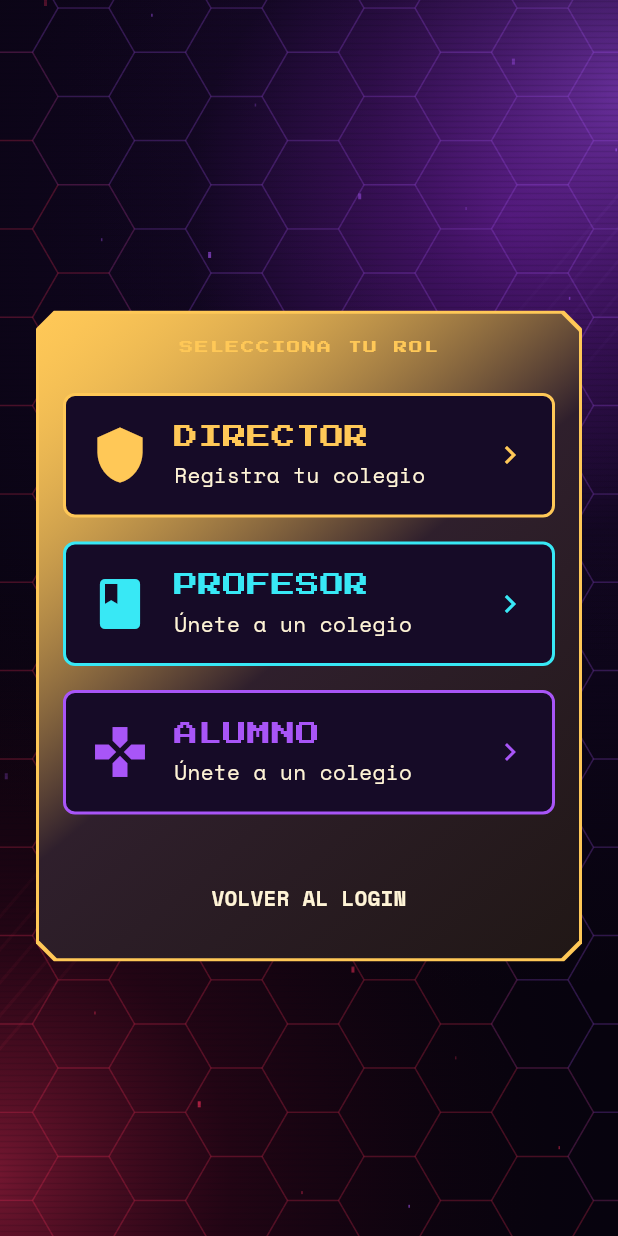
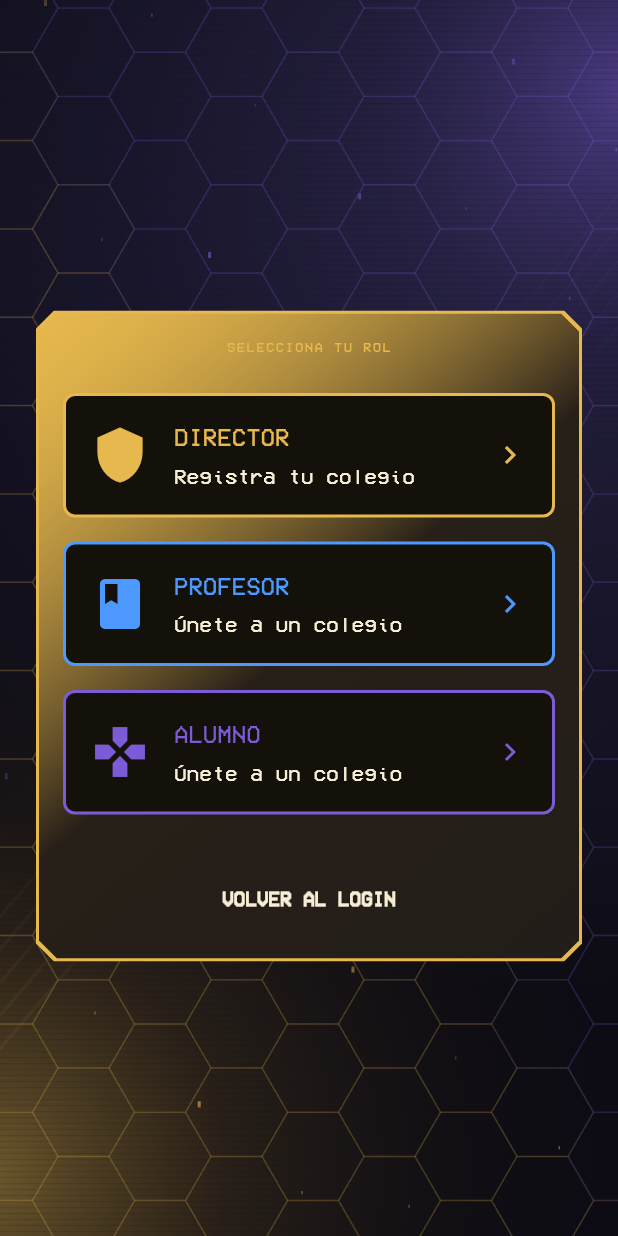
Before and after one commit to LuisRz1/battlegraf, a Flutter app: the screen it shows after launch, after a tap on "ENTRAR AL GRAFO", after a tap on "CREAR CUENTA", on a phone screen of 412 x 824 dp. Run offline on Flutter 3.47's test engine with Material 3 defaults, Android fonts, the phone set to English and light mode, and no system bars; drawn by our look-alikes of flutter_animate; our stand-ins replace dio, flutter_riverpod, flutter_secure_storage, go_router, supabase_flutter; accounts and stored records are empty; network calls fail.

Commit message:
style(mobile): interfaz con el look del sistema web (piedra/crema/oro + VCR OSD Mono)
- VCR_OSD_MONO copiada de public/fonts y registrada como unica tipografia (VcrOsdMono)
- app_theme: paleta del global.css web (piedra-950/900, crema, oro-500, bordeOro #4A3A1C)
- alias AppColors antiguos re-mapeados: brightRed->oro500 (botones dorados), cyan->aliados,
  neonPurple->violeta-600, shadows dorados
- botones/elevated/FAB/inputs/dialogos/chips en dorado con fondo piedra
- graph_board: equipos con la semantica web (aliados azul / imperio rojo)
- splash nativo 2026 color #13041F -> #0D0C14 (piedra-950)

```diff
--- a/mobile/lib/core/theme/app_theme.dart
+++ b/mobile/lib/core/theme/app_theme.dart
@@ -1,182 +1,197 @@
 import 'package:flutter/material.dart';
 
-/// Pixel-fantasy palette shared by the BattleGraph game and landing.
+/// Paleta del sistema web (global.css) replicada en el aplicativo móvil.
 class AppColors {
-  static const Color voidBlack = Color(0xFF07030E);
-  static const Color deepPurple = Color(0xFF10061F);
-  static const Color royalPurple = Color(0xFF24103F);
-  static const Color crimsonRed = Color(0xFFB40F35);
-  static const Color brightRed = Color(0xFFFF315D);
-  static const Color magenta = Color(0xFFFF2BD6);
-  static const Color neonPurple = Color(0xFFA855F7);
-  static const Color cyan = Color(0xFF38E8F5);
-  static const Color gold = Color(0xFFFFC857);
-  static const Color offWhite = Color(0xFFFFF4D6);
-  static const Color darkCard = Color(0xFF160B27);
+  // Fondos piedra (web: --color-piedra-900/950 y paneles)
+  static const Color piedra950 = Color(0xFF0D0C14);
+  static const Color piedra900 = Color(0xFF131120);
+  static const Color piedra800 = Color(0xFF1B1830);
+  static const Color piedra700 = Color(0xFF262142);
+  static const Color piedra600 = Color(0xFF342D58);
+  static const Color fondoPanel = Color(0xFF14100A); // tarjetas oscuras del panel web
+  static const Color fondoGame = Color(0xFF09090C); // fondo general web
+  static const Color fondoCard = Color(0xFF100D12);
 
-  static const Color deepBackground = voidBlack;
+  // Crema (web: --color-crema-*)
+  static const Color crema100 = Color(0xFFF7EED6);
+  static const Color crema300 = Color(0xFFE9D9AE);
+  static const Color crema500 = Color(0xFFCDB888);
 
-  static const Color panelBackground = darkCard;
-  static const Color shadowPurple = Color(0xFF4D1C78);
-  static const Color mutedInk = Color(0xFFBCA8CF);
+  // Oro (web: --color-oro-*)
+  static const Color oro300 = Color(0xFFF0CF7A);
+  static const Color oro500 = Color(0xFFE6B84D);
+  static const Color oro700 = Color(0xFFB5852C);
+  static const Color bordeOro = Color(0xFF4A3A1C); // bordes de tarjetas del panel
 
-  // Subject colors for graph nodes
-  static const Color math = Color(0xFFE63946);
-  static const Color language = Color(0xFFF4A261);
-  static const Color science = Color(0xFF2A9D8F);
-  static const Color physics = Color(0xFF264653);
-  static const Color chemistry = Color(0xFFE76F51);
-  static const Color biology = Color(0xFF06A77D);
-  static const Color history = Color(0xFF9B5DE5);
-  static const Color geography = Color(0xFF00B4D8);
-  static const Color english = Color(0xFFF15BB5);
-  static const Color art = Color(0xFF8338EC);
-  static const Color civics = Color(0xFF3A86FF);
-  static const Color physicalEducation = Color(0xFFFB5607);
-  static const Color technology = Color(0xFF38B000);
-  static const Color philosophy = Color(0xFFFFBE0B);
-  static const Color religion = Color(0xFF8AC926);
-  static const Color computing = Color(0xFFFF006E);
-}
+  // Acentos (web: aliados / imperio / legion)
+  static const Color aliados = Color(0xFF4D99FF);
+  static const Color imperio = Color(0xFFFF4D4D);
+  static const Color legion = Color(0xFF4DCC66);
+
+  // Sangre (rojo UI web) y estados
+  static const Color rojoAccion = Color(0xFFB3202C);
+  static const Color textoSeco = Color(0xFF9A8870); // small del panel
+
+  // Compatibilidad: nombres antiguos re-mapeados a la paleta web actual
+    // (las vistas usan estos nombres; asi TODO el aplicativo adopta el look web)
+    static const Color voidBlack = piedra950;
+    static const Color deepPurple = piedra800;
+    static const Color royalPurple = piedra700;
+    static const Color darkCard = fondoCard;
+    static const Color panelBackground = fondoPanel;
+    static const Color deepBackground = fondoGame;
+    static const Color shadowPurple = piedra600;
+    static const Color mutedInk = crema500;
+    static const Color crimsonRed = oro700; // sombras y bordes dorados
+    static const Color brightRed = oro500; // botones y acentos -> ORO (como la web)
+    static const Color magenta = oro300;
+    static const Color neonPurple = Color(0xFF7C5CD6); // violeta-600 web
+    static const Color cyan = aliados;
+    static const Color gold = oro500;
+    static const Color offWhite = crema100;
+  }
 
 class AppTheme {
-  static const String displayFont = 'PressStart2P';
-  static const String bodyFont = 'SpaceMono';
+  /// Una sola tipografía en todo el aplicativo, igual que el sistema web.
+  static const String displayFont = 'VcrOsdMono';
+  static const String bodyFont = 'VcrOsdMono';
 
   static ThemeData get darkTheme {
     return ThemeData(
       brightness: Brightness.dark,
       useMaterial3: true,
-      scaffoldBackgroundColor: AppColors.deepPurple,
+      scaffoldBackgroundColor: AppColors.fondoGame,
       colorScheme: const ColorScheme.dark(
-        primary: AppColors.brightRed,
-        onPrimary: AppColors.offWhite,
-        secondary: AppColors.gold,
-        onSecondary: AppColors.deepPurple,
-        surface: AppColors.darkCard,
-        onSurface: AppColors.offWhite,
-        error: AppColors.brightRed,
-        onError: AppColors.offWhite,
+        primary: AppColors.oro500,
+        onPrimary: AppColors.piedra950,
+        secondary: AppColors.oro300,
+        onSecondary: AppColors.piedra950,
+        surface: AppColors.fondoPanel,
+        onSurface: AppColors.crema100,
+        error: AppColors.rojoAccion,
+        onError: AppColors.crema100,
       ),
-      appBarTheme: const AppBarTheme(
-        backgroundColor: AppColors.voidBlack,
-        foregroundColor: AppColors.offWhite,
+      appBarTheme: AppBarTheme(
+        backgroundColor: AppColors.piedra950,
+        foregroundColor: AppColors.crema100,
         elevation: 0,
         centerTitle: true,
         titleTextStyle: TextStyle(
           fontFamily: displayFont,
-          color: AppColors.offWhite,
-          fontSize: 14,
-          letterSpacing: 1.5,
+          color: AppColors.oro300,
+          fontSize: 16,
+          letterSpacing: 2,
         ),
       ),
-      cardTheme: const CardThemeData(
-        color: Color(0xEE160B27),
-        elevation: 12,
-        shadowColor: AppColors.voidBlack,
+      cardTheme: CardThemeData(
+        color: AppColors.fondoPanel,
+        elevation: 4,
+        shadowColor: AppColors.piedra950,
         shape: RoundedRectangleBorder(
-          borderRadius: BorderRadius.all(Radius.circular(2)),
-          side: BorderSide(color: AppColors.shadowPurple, width: 2),
+          borderRadius: BorderRadius.circular(6),
+          side: const BorderSide(color: AppColors.bordeOro, width: 1.4),
         ),
       ),
       elevatedButtonTheme: ElevatedButtonThemeData(
         style: ElevatedButton.styleFrom(
-          backgroundColor: AppColors.brightRed,
-          foregroundColor: AppColors.offWhite,
-          disabledBackgroundColor: AppColors.shadowPurple,
-          disabledForegroundColor: AppColors.mutedInk,
-          elevation: 8,
-          shadowColor: AppColors.crimsonRed,
-          padding: const EdgeInsets.symmetric(horizontal: 24, vertical: 16),
+          backgroundColor: AppColors.oro500,
+          foregroundColor: AppColors.piedra950,
+          disabledBackgroundColor: AppColors.piedra700,
+          disabledForegroundColor: AppColors.crema500,
+          elevation: 2,
+          shadowColor: AppColors.piedra950,
+          padding: const EdgeInsets.symmetric(horizontal: 22, vertical: 14),
           textStyle: const TextStyle(
             fontFamily: displayFont,
-            fontSize: 10,
+            fontSize: 12,
             fontWeight: FontWeight.bold,
-            letterSpacing: 1,
+            letterSpacing: 1.4,
           ),
           shape: RoundedRectangleBorder(
-            borderRadius: BorderRadius.circular(2),
-            side: const BorderSide(color: AppColors.offWhite, width: 2),
+            borderRadius: BorderRadius.circular(4),
+            side: const BorderSide(color: AppColors.oro700, width: 1.4),
           ),
         ),
       ),
-      floatingActionButtonTheme: const FloatingActionButtonThemeData(
-        backgroundColor: AppColors.brightRed,
-        foregroundColor: AppColors.offWhite,
+      floatingActionButtonTheme: FloatingActionButtonThemeData(
+        backgroundColor: AppColors.oro500,
+        foregroundColor: AppColors.piedra950,
         shape: RoundedRectangleBorder(
-          borderRadius: BorderRadius.all(Radius.circular(2)),
-          side: BorderSide(color: AppColors.offWhite, width: 2),
+          borderRadius: BorderRadius.circular(6),
+          side: const BorderSide(color: AppColors.oro700, width: 1.4),
         ),
       ),
       inputDecorationTheme: InputDecorationTheme(
         filled: true,
-        fillColor: AppColors.voidBlack.withAlpha(190),
+        fillColor: AppColors.piedra900,
         border: OutlineInputBorder(
-          borderRadius: BorderRadius.circular(2),
-          borderSide: const BorderSide(color: AppColors.neonPurple, width: 2),
+          borderRadius: BorderRadius.circular(4),
+          borderSide: const BorderSide(color: AppColors.bordeOro, width: 1.2),
         ),
         enabledBorder: OutlineInputBorder(
-          borderRadius: BorderRadius.circular(2),
-          borderSide: const BorderSide(color: AppColors.shadowPurple, width: 2),
+          borderRadius: BorderRadius.circular(4),
+          borderSide: const BorderSide(color: AppColors.bordeOro, width: 1.2),
         ),
         focusedBorder: OutlineInputBorder(
-          borderRadius: BorderRadius.circular(2),
-          borderSide: const BorderSide(color: AppColors.cyan, width: 2),
+          borderRadius: BorderRadius.circular(4),
+          borderSide: const BorderSide(color: AppColors.oro500, width: 1.6),
         ),
-        labelStyle: const TextStyle(color: AppColors.mutedInk),
-        prefixIconColor: AppColors.gold,
+        labelStyle: const TextStyle(color: AppColors.crema500, fontFamily: bodyFont),
+        hintStyle: const TextStyle(color: AppColors.crema500, fontFamily: bodyFont),
+        prefixIconColor: AppColors.oro500,
       ),
-      dialogTheme: const DialogThemeData(
-        backgroundColor: AppColors.darkCard,
+      dialogTheme: DialogThemeData(
+        backgroundColor: AppColors.piedra900,
         shape: RoundedRectangleBorder(
-          borderRadius: BorderRadius.all(Radius.circular(2)),
-          side: BorderSide(color: AppColors.neonPurple, width: 2),
+          borderRadius: BorderRadius.circular(6),
+          side: const BorderSide(color: AppColors.bordeOro, width: 1.4),
         ),
       ),
-      chipTheme: const ChipThemeData(
-        backgroundColor: AppColors.voidBlack,
-        selectedColor: AppColors.crimsonRed,
-        side: BorderSide(color: AppColors.shadowPurple, width: 2),
+      chipTheme: ChipThemeData(
+        backgroundColor: AppColors.piedra900,
+        selectedColor: AppColors.oro500,
+        side: const BorderSide(color: AppColors.bordeOro, width: 1.2),
         shape: RoundedRectangleBorder(
-          borderRadius: BorderRadius.all(Radius.circular(2)),
+          borderRadius: BorderRadius.circular(4),
         ),
-        labelStyle: TextStyle(fontFamily: bodyFont, color: AppColors.offWhite),
+        labelStyle: TextStyle(fontFamily: bodyFont, color: AppColors.crema100, fontSize: 13),
       ),
+      dividerTheme: const DividerThemeData(color: AppColors.bordeOro, thickness: 1),
       textTheme: const TextTheme(
         displayLarge: TextStyle(
           fontFamily: displayFont,
-          color: AppColors.offWhite,
-          fontSize: 28,
+          color: AppColors.crema100,
+          fontSize: 26,
           height: 1.2,
-          shadows: [Shadow(color: AppColors.crimsonRed, offset: Offset(3, 3))],
+          letterSpacing: 1,
         ),
         displayMedium: TextStyle(
           fontFamily: displayFont,
-          color: AppColors.offWhite,
+          color: AppColors.crema100,
           fontSize: 20,
-          shadows: [
-            Shadow(color: AppColors.shadowPurple, offset: Offset(2, 2)),
-          ],
+          letterSpacing: 1,
         ),
         headlineMedium: TextStyle(
           fontFamily: displayFont,
-          color: AppColors.offWhite,
+          color: AppColors.oro300,
           fontSize: 16,
+          letterSpacing: 1.2,
         ),
         bodyLarge: TextStyle(
           fontFamily: bodyFont,
-          color: AppColors.offWhite,
+          color: AppColors.crema100,
           fontSize: 16,
         ),
         bodyMedium: TextStyle(
           fontFamily: bodyFont,
-          color: AppColors.mutedInk,
+          color: AppColors.crema500,
           fontSize: 14,
         ),
         labelLarge: TextStyle(
           fontFamily: bodyFont,
-          color: AppColors.gold,
+          color: AppColors.oro300,
           fontWeight: FontWeight.bold,
+          fontSize: 13,
         ),
       ),
     );
--- a/mobile/lib/presentation/views/auth/register_view.dart
+++ b/mobile/lib/presentation/views/auth/register_view.dart
@@ -407,7 +407,7 @@ class _RoleCard extends StatelessWidget {
                   Text(
                     title,
                     style: TextStyle(
-                      fontFamily: 'PressStart2P',
+                      fontFamily: 'VcrOsdMono',
                       color: color,
                       fontSize: 16,
                     ),
@@ -417,7 +417,7 @@ class _RoleCard extends StatelessWidget {
                     subtitle,
                     style: const TextStyle(
                       color: AppColors.offWhite,
-                      fontFamily: 'SpaceMono',
+                      fontFamily: 'VcrOsdMono',
                     ),
                   ),
                 ],
--- a/mobile/lib/presentation/views/classes/class_list_view.dart
+++ b/mobile/lib/presentation/views/classes/class_list_view.dart
@@ -39,7 +39,7 @@ class ClassListView extends ConsumerWidget {
                       title: Text(
                         cls['name'] ?? '',
                         style: const TextStyle(
-                          fontFamily: 'PressStart2P',
+                          fontFamily: 'VcrOsdMono',
                           color: AppColors.gold,
                           fontSize: 14,
                         ),
@@ -48,7 +48,7 @@ class ClassListView extends ConsumerWidget {
                         cls['code'] ?? '',
                         style: const TextStyle(
                           color: AppColors.cyan,
-                          fontFamily: 'SpaceMono',
+                          fontFamily: 'VcrOsdMono',
                         ),
                       ),
                     ),
--- a/mobile/lib/presentation/widgets/graph_board.dart
+++ b/mobile/lib/presentation/widgets/graph_board.dart
@@ -341,7 +341,7 @@ class _GraphPainter extends CustomPainter {
       final rect = node == null ? null : layout.nodes[node];
       if (rect == null) continue;
       final side = entry.key == 0 ? 0 : 1;
-      final color = side == 0 ? AppColors.brightRed : AppColors.neonPurple;
+      final color = side == 0 ? AppColors.aliados : AppColors.imperio;
       final center = rect.center.translate(
         side == 0 ? rect.width * .36 : -rect.width * .36,
         side == 0 ? rect.height * .34 : -rect.height * .34,
@@ -404,12 +404,12 @@ class _GraphPainter extends CustomPainter {
 
   void _drawEdges(Canvas canvas) {
     final glowPaint = Paint()
-      ..color = AppColors.neonPurple.withAlpha(65)
+      ..color = AppColors.aliados.withAlpha(65)
       ..strokeWidth = 8
       ..maskFilter = const MaskFilter.blur(BlurStyle.normal, 7)
       ..style = PaintingStyle.stroke;
     final paint = Paint()
-      ..color = AppColors.neonPurple.withAlpha(180)
+      ..color = AppColors.aliados.withAlpha(180)
       ..strokeWidth = 2.4
       ..style = PaintingStyle.stroke;
 
@@ -743,16 +743,16 @@ class _GraphPainter extends CustomPainter {
   Color _ownerColor(NodeOwner owner) {
     switch (owner) {
       case NodeOwner.player:
-        return AppColors.brightRed;
+        return AppColors.aliados;
       case NodeOwner.opponent:
-        return AppColors.neonPurple;
+        return AppColors.imperio;
       case NodeOwner.neutral:
         return AppColors.darkCard;
     }
   }
 
   Color get ownerColorForTurn =>
-      currentTurnIndex == 0 ? AppColors.brightRed : AppColors.neonPurple;
+      currentTurnIndex == 0 ? AppColors.aliados : AppColors.imperio;
 
   int? _baseSide(Node node) {
     if (graph.nodes.isEmpty) return null;
--- a/mobile/lib/presentation/widgets/retro_ui.dart
+++ b/mobile/lib/presentation/widgets/retro_ui.dart
@@ -56,7 +56,7 @@ class _BattleBackdropState extends State<BattleBackdrop>
           center: Alignment(0.65, -0.65),
           radius: 1.25,
           colors: [
-            Color(0xFF4A126E),
+            AppColors.piedra700,
             AppColors.deepPurple,
             AppColors.voidBlack,
           ],
```
Also changed, not shown: mobile/pubspec.yaml (+6 -3 lines), mobile/assets/fonts/VCR_OSD_MONO_1.001.ttf (added).
